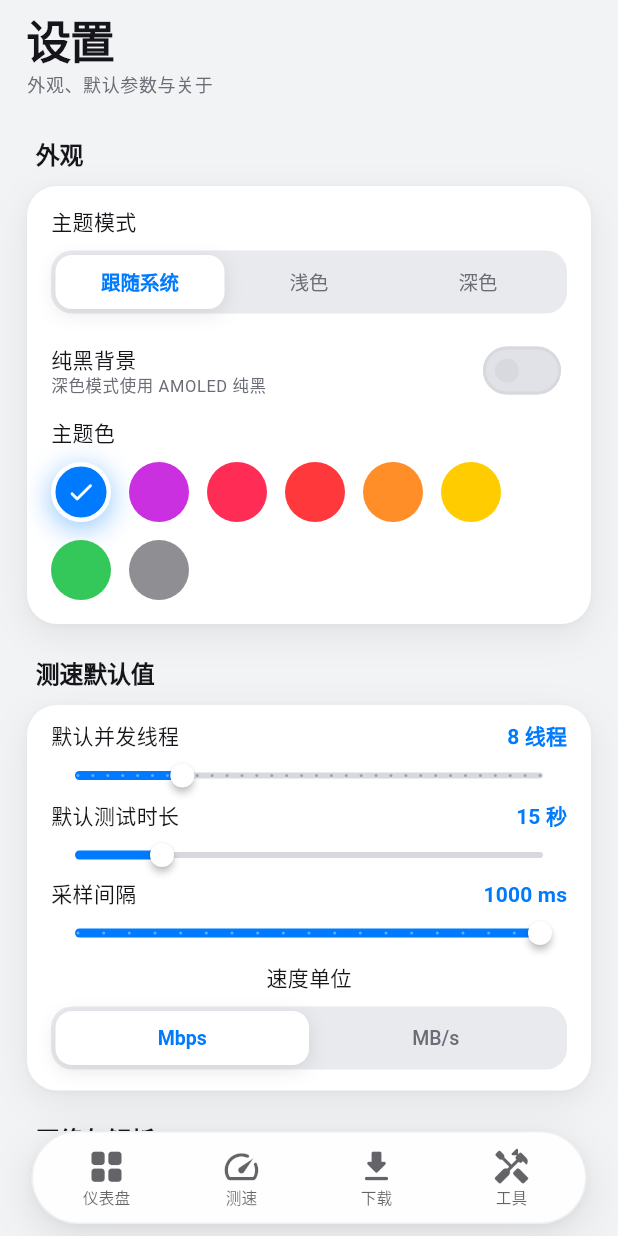
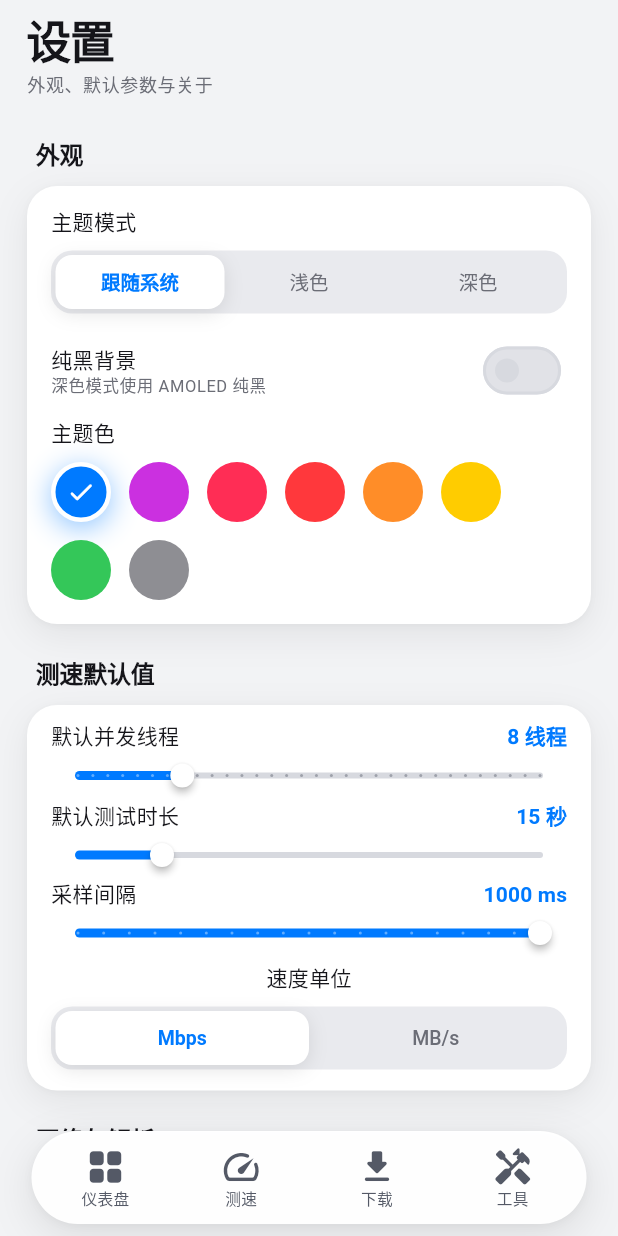
Before and after one commit to LianXia233/NetPulse, a Flutter app: the screen it shows after launch, swiped to page 5, on a phone screen of 412 x 824 dp. Run offline on Flutter 3.47's test engine with Material 3 defaults, Android fonts, the phone set to English and light mode, and no system bars; our stand-ins replace webview_flutter; missing offline and left inert: dart:ffi; statements that could not run were skipped.

Commit message:
Polish floating dock contrast
Match FlClash lens tone and unselected icon/label contrast; bump to 1.1.2+13.

```diff
--- a/app/lib/floating_nav.dart
+++ b/app/lib/floating_nav.dart
@@ -35,7 +35,7 @@ class _FloatingNavDockState extends State<FloatingNavDock>
     with SingleTickerProviderStateMixin {
   static const double _height = 62;
   static const double _padding = 4;
-  static const double _iconSize = 27;
+  static const double _iconSize = 28;
 
   late final AnimationController _travel = AnimationController(
     vsync: this,
@@ -149,7 +149,7 @@ class _FloatingNavDockState extends State<FloatingNavDock>
     final dark = context.isDark;
     final lensColor = dark
         ? Color.alphaBlend(Colors.white.withValues(alpha: 0.08), pm.card)
-        : Color.alphaBlend(scheme.onSurface.withValues(alpha: 0.055), pm.card);
+        : Color.alphaBlend(scheme.onSurface.withValues(alpha: 0.08), pm.card);
     return AnimatedScale(
       scale: _pressed ? 0.985 : 1,
       duration: const Duration(milliseconds: 140),
@@ -158,9 +158,7 @@ class _FloatingNavDockState extends State<FloatingNavDock>
         height: _height,
         decoration: ShapeDecoration(
           color: pm.card.withValues(alpha: dark ? 0.94 : 0.98),
-          shape: StadiumBorder(
-            side: BorderSide(color: pm.inset.withValues(alpha: 0.55)),
-          ),
+          shape: const StadiumBorder(),
           shadows: [
             BoxShadow(
               color: Colors.black.withValues(alpha: dark ? 0.42 : 0.10),
@@ -261,8 +259,8 @@ class _DockItem extends StatelessWidget {
     final color = selected
         ? scheme.primary
         : (context.isDark
-            ? pm.muted.withValues(alpha: 0.92)
-            : scheme.onSurface.withValues(alpha: 0.66));
+            ? pm.muted.withValues(alpha: 0.95)
+            : scheme.onSurfaceVariant.withValues(alpha: 0.9));
     return Semantics(
       button: true,
       selected: selected,
--- a/app/lib/store.dart
+++ b/app/lib/store.dart
@@ -45,7 +45,7 @@ class HistoryRecord {
 }
 
 const String kDefaultDownloadDir = '/storage/emulated/0/Download/NetPulse';
-const String kAppVersion = '1.1.1';
+const String kAppVersion = '1.1.2';
 
 class AppStore extends ChangeNotifier {
   ThemeMode themeMode = ThemeMode.system;
--- a/app/pubspec.yaml
+++ b/app/pubspec.yaml
@@ -1,7 +1,7 @@
 name: netpulse
 description: "NetPulse · Flutter + Rust 重构版"
 publish_to: 'none'
-version: 1.1.1+12
+version: 1.1.2+13
 
 environment:
   sdk: ^3.14.0
```
